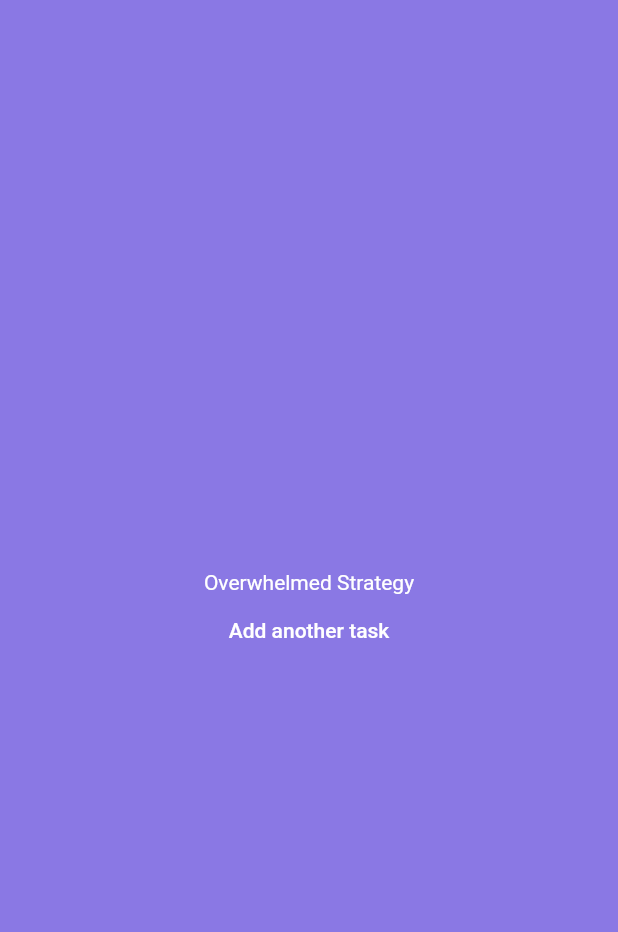
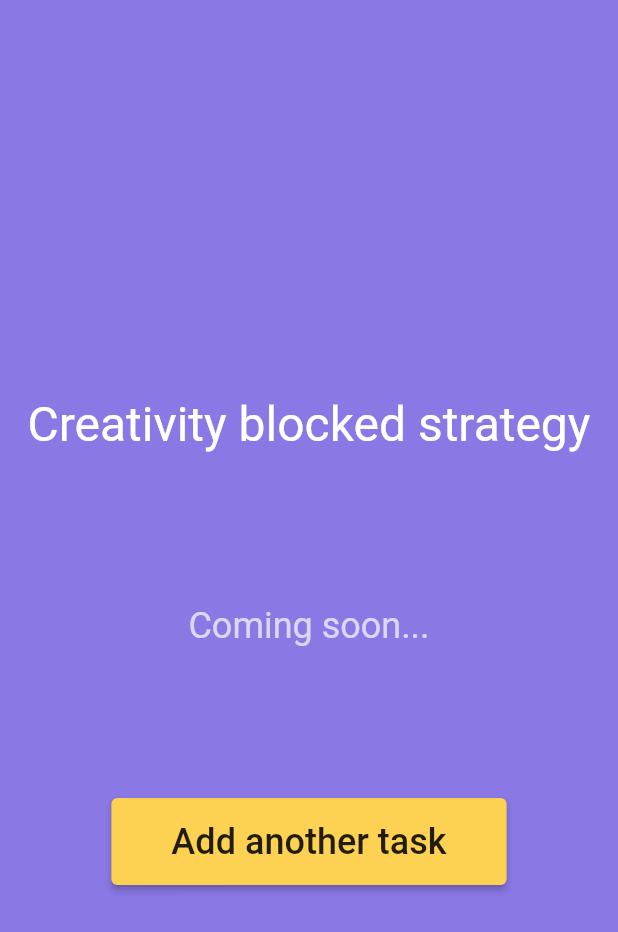
Before and after one commit to LyMc/do-it, a Flutter app: the CreativityBlockedStrategy screen opened directly, on a phone screen of 412 x 824 dp. Shown: the top 932 px of the screen. Run offline on Flutter 3.47's test engine with Material 2 defaults, Android fonts, the phone set to English and light mode, and no system bars; our stand-ins replace flutter_svg, get, material_design_icons_flutter; missing offline and left inert: date_time_format.

Commit message:
Minor fixes.

```diff
--- a/lib/strategies/creativityBlockedStrategy.dart
+++ b/lib/strategies/creativityBlockedStrategy.dart
@@ -1,22 +1,40 @@
+import 'package:do_it/shareable/primaryAction.dart';
+import 'package:do_it/shareable/screenTitle.dart';
 import 'package:flutter/material.dart';
 import 'package:get/get.dart';
 
 import '../addTaskScreen.dart';
-import '../theme.dart';
 
 class CreativityBlockedStrategy extends StatelessWidget {
   @override
   Widget build(BuildContext context) {
-    return Material(
-        type: MaterialType.transparency,
-        child: Container(
-            decoration: BoxDecoration(color: AppColors.purple),
-            child:
-                Column(mainAxisAlignment: MainAxisAlignment.center, children: [
-              Center(child: Text("Overwhelmed Strategy")),
-              FlatButton(
-                  onPressed: () => Get.to(AddTaskScreen()),
-                  child: Text("Add another task"))
-            ])));
+    return Scaffold(
+      body: Container(
+        padding: EdgeInsets.symmetric(horizontal: 15),
+        child: Column(
+          mainAxisAlignment: MainAxisAlignment.center,
+          children: [
+            ScreenTitle(title: 'Creativity blocked strategy'),
+            Container(
+              height: 200,
+              padding: EdgeInsets.only(bottom: 30),
+              child: Center(
+                child: Text(
+                  'Coming soon...',
+                  style: TextStyle(
+                    fontSize: 24,
+                    color: Colors.white70,
+                  ),
+                ),
+              ),
+            ),
+            PrimaryAction(
+              onPressed: () => Get.to(AddTaskScreen()),
+              text: 'Add another task',
+            ),
+          ],
+        ),
+      ),
+    );
   }
 }
```
Also changed, not shown: lib/shareable/screenTitle.dart (+6 -4 lines), lib/strategies/despiseStrategy.dart (+29 -12 lines), lib/strategies/distractedStrategy.dart (+29 -12 lines), lib/tasksController.dart (+12 -6 lines), pubspec.lock, 1 other file.
